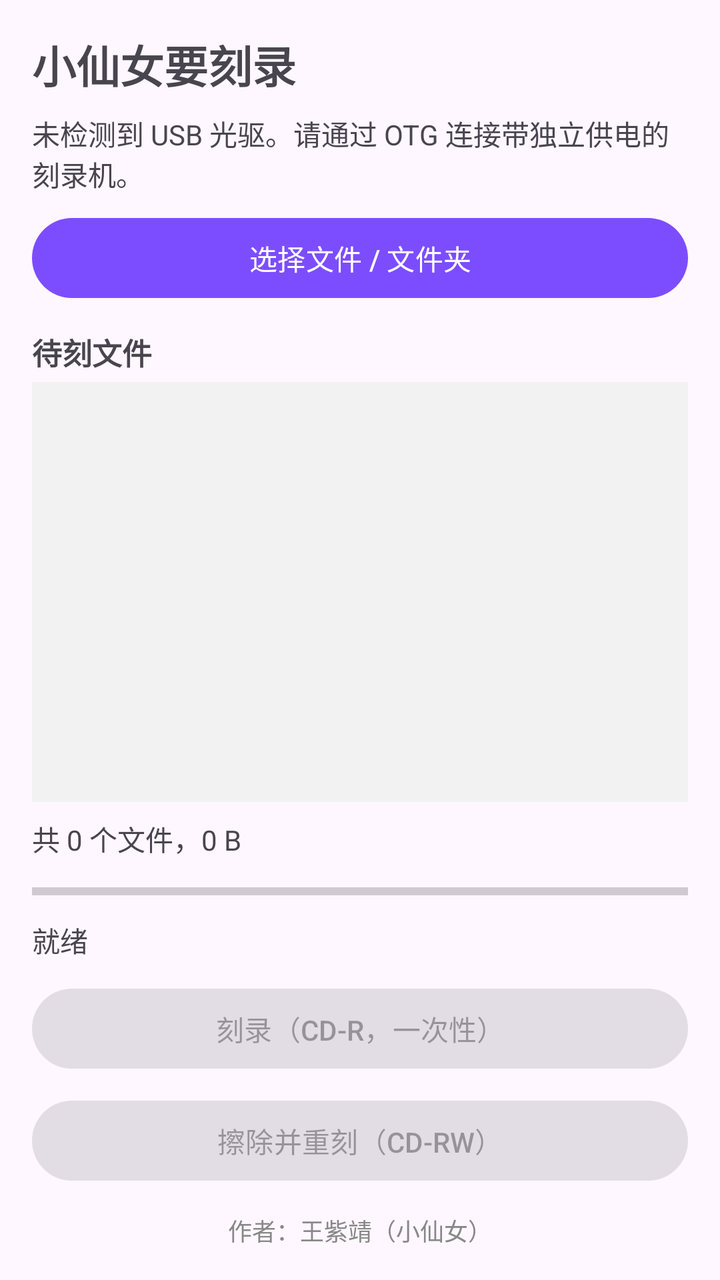
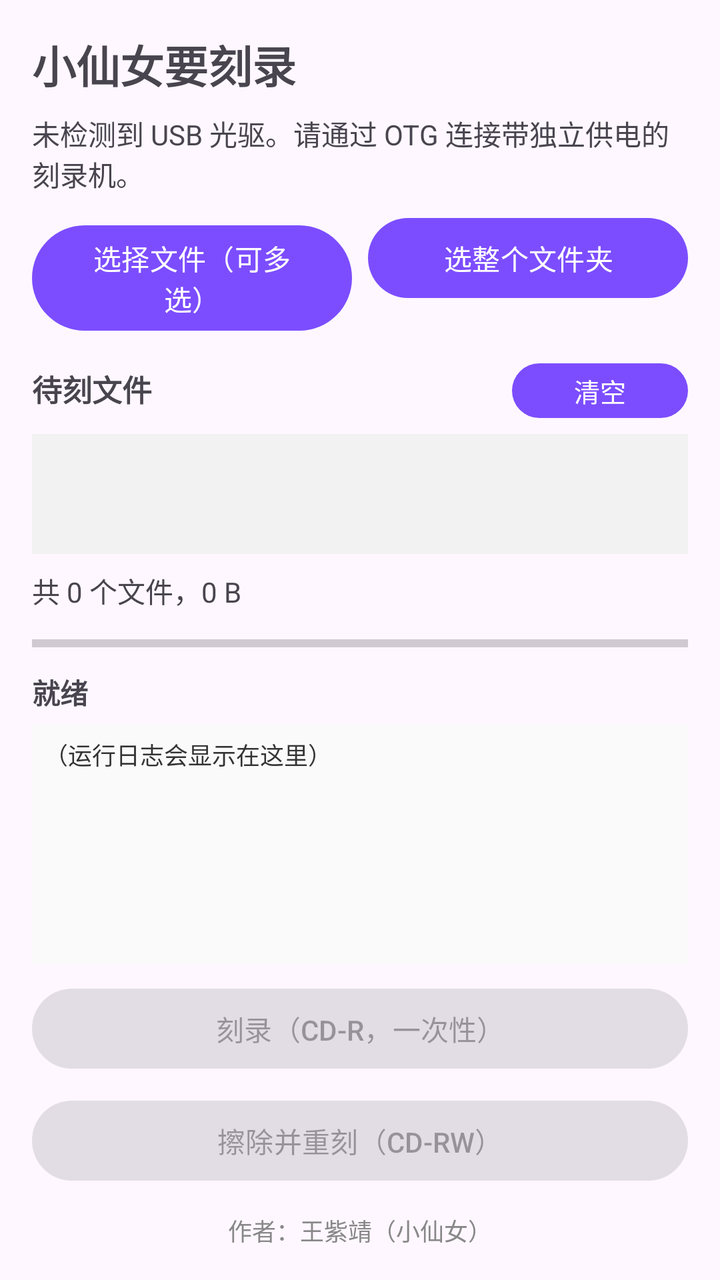

Two renders of the same Android screen: before a commit and after it. Below are the layout's source before the change and the commit's diff.
<!-- AndroidManifest.xml: application theme Theme.PhoneCdBurner -->
<!-- res/layout/activity_main.xml -->
<?xml version="1.0" encoding="utf-8"?>
<LinearLayout xmlns:android="http://schemas.android.com/apk/res/android"
    xmlns:app="http://schemas.android.com/apk/res-auto"
    android:layout_width="match_parent"
    android:layout_height="match_parent"
    android:orientation="vertical"
    android:padding="16dp">

    <TextView
        android:layout_width="match_parent"
        android:layout_height="wrap_content"
        android:text="@string/app_name"
        android:textSize="22sp"
        android:textStyle="bold"
        android:paddingBottom="8dp" />

    <TextView
        android:id="@+id/tvDevice"
        android:layout_width="match_parent"
        android:layout_height="wrap_content"
        android:text="@string/hint_no_device"
        android:textSize="14sp"
        android:paddingBottom="8dp" />

    <Button
        android:id="@+id/btnPick"
        android:layout_width="match_parent"
        android:layout_height="wrap_content"
        android:text="@string/btn_pick" />

    <TextView
        android:layout_width="match_parent"
        android:layout_height="wrap_content"
        android:text="@string/title_file_list"
        android:textSize="15sp"
        android:textStyle="bold"
        android:paddingTop="12dp"
        android:paddingBottom="4dp" />

    <androidx.recyclerview.widget.RecyclerView
        android:id="@+id/rvFiles"
        android:layout_width="match_parent"
        android:layout_height="0dp"
        android:layout_weight="1"
        android:background="#F2F2F2"
        android:padding="4dp" />

    <TextView
        android:id="@+id/tvSummary"
        android:layout_width="match_parent"
        android:layout_height="wrap_content"
        android:text="共 0 个文件，0 B"
        android:textSize="14sp"
        android:paddingTop="8dp"
        android:paddingBottom="8dp" />

    <ProgressBar
        android:id="@+id/progress"
        style="?android:attr/progressBarStyleHorizontal"
        android:layout_width="match_parent"
        android:layout_height="wrap_content"
        android:max="100"
        android:progress="0" />

    <TextView
        android:id="@+id/tvStatus"
        android:layout_width="match_parent"
        android:layout_height="wrap_content"
        android:text="@string/status_idle"
        android:textSize="14sp"
        android:paddingTop="6dp"
        android:paddingBottom="10dp" />

    <com.google.android.material.button.MaterialButton
        android:id="@+id/btnBurnCdr"
        android:layout_width="match_parent"
        android:layout_height="wrap_content"
        android:text="@string/btn_burn_cdr"
        android:enabled="false" />

    <com.google.android.material.button.MaterialButton
        android:id="@+id/btnBurnCdrw"
        android:layout_width="match_parent"
        android:layout_height="wrap_content"
        android:text="@string/btn_burn_cdrw"
        android:enabled="false"
        android:layout_marginTop="8dp" />

    <TextView
        android:layout_width="match_parent"
        android:layout_height="wrap_content"
        android:text="@string/app_author"
        android:textSize="12sp"
        android:textColor="#888888"
        android:gravity="center"
        android:paddingTop="12dp" />

</LinearLayout>
<!-- resources referenced by this layout -->
<resources>
  <string name="app_author">作者：王紫靖（小仙女）</string>
  <string name="app_name">小仙女要刻录</string>
  <string name="btn_burn_cdr">刻录（CD-R，一次性）</string>
  <string name="btn_burn_cdrw">擦除并重刻（CD-RW）</string>
  <string name="btn_pick">选择文件 / 文件夹</string>
  <string name="hint_no_device">未检测到 USB 光驱。请通过 OTG 连接带独立供电的刻录机。</string>
  <string name="status_idle">就绪</string>
  <string name="title_file_list">待刻文件</string>
  <style name="Theme.PhoneCdBurner" parent="Theme.Material3.DayNight.NoActionBar">
          <item name="colorPrimary">@color/purple_500</item>
          <item name="colorPrimaryDark">@color/purple_700</item>
          <item name="colorAccent">@color/teal_200</item>
      </style>
  <color name="purple_500">#7C4DFF</color>
  <color name="purple_700">#512DA8</color>
  <color name="teal_200">#80DEEA</color>
</resources>

<!-- the commit's change to res/layout/activity_main.xml (unified diff, before → after) -->
@@ -22,20 +22,52 @@
         android:textSize="14sp"
         android:paddingBottom="8dp" />
 
-    <Button
-        android:id="@+id/btnPick"
+    <LinearLayout
         android:layout_width="match_parent"
         android:layout_height="wrap_content"
-        android:text="@string/btn_pick" />
+        android:orientation="horizontal">
 
-    <TextView
+        <Button
+            android:id="@+id/btnPickFiles"
+            android:layout_width="0dp"
+            android:layout_height="wrap_content"
+            android:layout_weight="1"
+            android:text="@string/btn_pick_files" />
+
+        <Button
+            android:id="@+id/btnPickFolder"
+            android:layout_width="0dp"
+            android:layout_height="wrap_content"
+            android:layout_weight="1"
+            android:layout_marginStart="8dp"
+            android:text="@string/btn_pick_folder" />
+    </LinearLayout>
+
+    <LinearLayout
         android:layout_width="match_parent"
         android:layout_height="wrap_content"
-        android:text="@string/title_file_list"
-        android:textSize="15sp"
-        android:textStyle="bold"
+        android:orientation="horizontal"
         android:paddingTop="12dp"
-        android:paddingBottom="4dp" />
+        android:paddingBottom="4dp">
+
+        <TextView
+            android:layout_width="0dp"
+            android:layout_height="wrap_content"
+            android:layout_weight="1"
+            android:text="@string/title_file_list"
+            android:textSize="15sp"
+            android:textStyle="bold" />
+
+        <Button
+            android:id="@+id/btnClear"
+            android:layout_width="wrap_content"
+            android:layout_height="wrap_content"
+            android:text="@string/btn_clear"
+            android:textSize="13sp"
+            android:minHeight="0dp"
+            android:paddingTop="4dp"
+            android:paddingBottom="4dp" />
+    </LinearLayout>
 
     <androidx.recyclerview.widget.RecyclerView
         android:id="@+id/rvFiles"
@@ -68,15 +100,34 @@
         android:layout_height="wrap_content"
         android:text="@string/status_idle"
         android:textSize="14sp"
+        android:textStyle="bold"
         android:paddingTop="6dp"
-        android:paddingBottom="10dp" />
+        android:paddingBottom="6dp" />
+
+    <ScrollView
+        android:id="@+id/scrollLog"
+        android:layout_width="match_parent"
+        android:layout_height="120dp"
+        android:background="#FAFAFA"
+        android:padding="6dp">
+
+        <TextView
+            android:id="@+id/tvLog"
+            android:layout_width="match_parent"
+            android:layout_height="wrap_content"
+            android:text="（运行日志会显示在这里）"
+            android:textSize="12sp"
+            android:typeface="monospace"
+            android:textColor="#333333" />
+    </ScrollView>
 
     <com.google.android.material.button.MaterialButton
         android:id="@+id/btnBurnCdr"
         android:layout_width="match_parent"
         android:layout_height="wrap_content"
         android:text="@string/btn_burn_cdr"
-        android:enabled="false" />
+        android:enabled="false"
+        android:layout_marginTop="8dp" />
 
     <com.google.android.material.button.MaterialButton
         android:id="@+id/btnBurnCdrw"
<!-- resource entries referenced after the edit -->
@@ -4,7 +4,9 @@
   <string name="app_name">小仙女要刻录</string>
   <string name="btn_burn_cdr">刻录（CD-R，一次性）</string>
   <string name="btn_burn_cdrw">擦除并重刻（CD-RW）</string>
-  <string name="btn_pick">选择文件 / 文件夹</string>
+  <string name="btn_clear">清空</string>
+  <string name="btn_pick_files">选择文件（可多选）</string>
+  <string name="btn_pick_folder">选整个文件夹</string>
   <string name="hint_no_device">未检测到 USB 光驱。请通过 OTG 连接带独立供电的刻录机。</string>
   <string name="status_idle">就绪</string>
   <string name="title_file_list">待刻文件</string>
